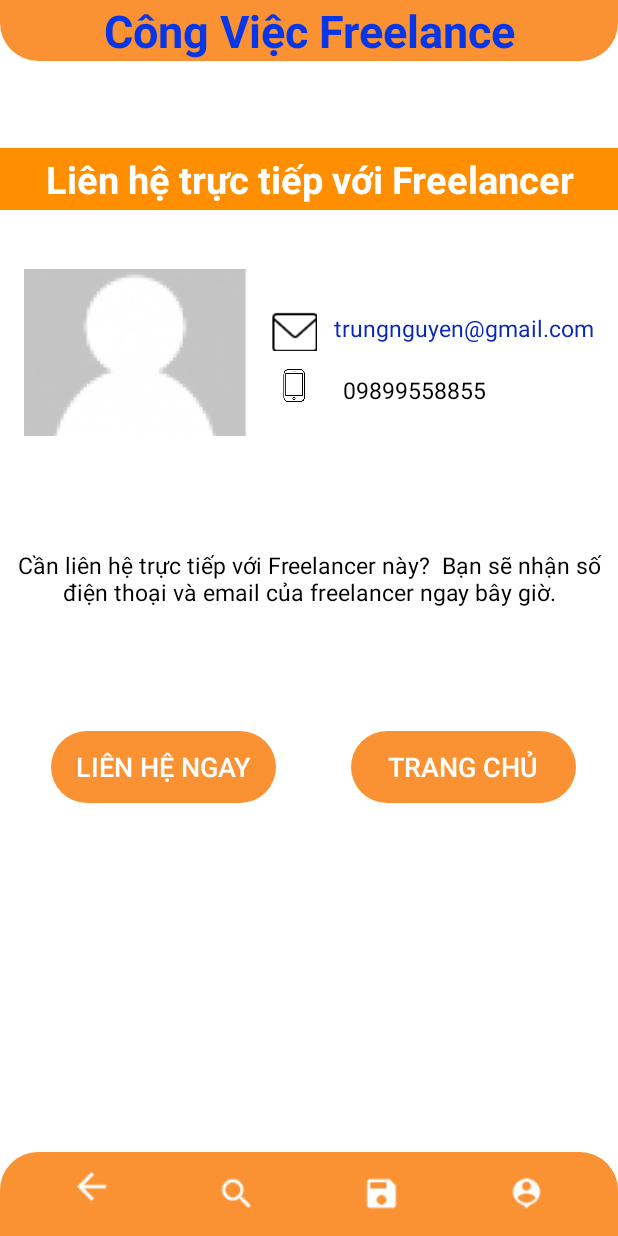
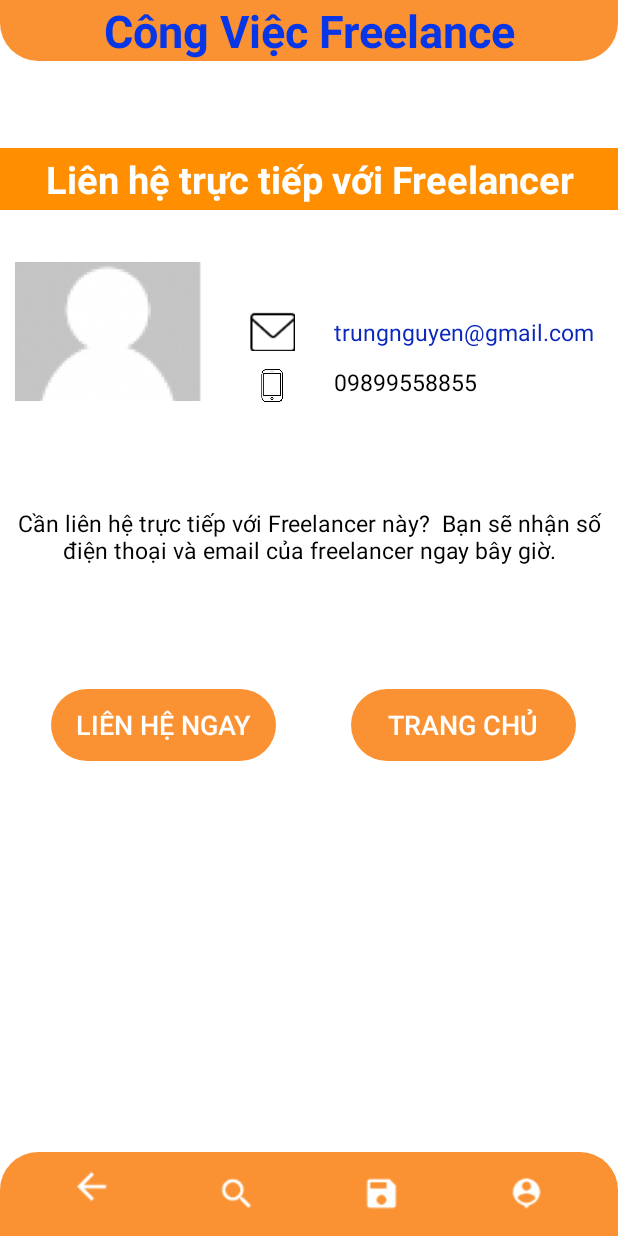
Before and after one commit to tuandm00/PJ_HCI_V3, an Android app: the Freelancer_P5 screen opened directly, with no data from a screen before it, on a phone screen of 412 x 824 dp. Run offline under Robolectric (Android 15) with nearby library versions, the phone set to English and light mode, and no system bars.

Commit message:
Add Save button function, Fixed Layout, Haven't fixed back button

```diff
--- a/app/src/main/java/com/example/pi_hci_v3/FreelancerMainActivity.java
+++ b/app/src/main/java/com/example/pi_hci_v3/FreelancerMainActivity.java
@@ -63,7 +63,7 @@ public class FreelancerMainActivity extends AppCompatActivity implements OnItemC
                         startActivity(intent3);
                         break;
                     case R.id.profile:
-                        Toast.makeText(FreelancerMainActivity.this,"", Toast.LENGTH_SHORT).show();
+                        Toast.makeText(FreelancerMainActivity.this,"Profile Page", Toast.LENGTH_SHORT).show();
                         Intent intent4 = new Intent(FreelancerMainActivity.this, Freelancer_P7.class);
                         startActivity(intent4);
                         break;
--- a/app/src/main/java/com/example/pi_hci_v3/Freelancer_P5.java
+++ b/app/src/main/java/com/example/pi_hci_v3/Freelancer_P5.java
@@ -36,7 +36,7 @@ public class Freelancer_P5 extends AppCompatActivity {
         btnTrangchu.setOnClickListener(new View.OnClickListener() {
             @Override
             public void onClick(View v) {
-                Intent intent = new Intent(Freelancer_P5.this, Freelancer_P1.class);
+                Intent intent = new Intent(Freelancer_P5.this, FreelancerMainActivity.class);
                 startActivity(intent);
             }
         });
--- a/app/src/main/res/layout/activity_freelancer_p5.xml
+++ b/app/src/main/res/layout/activity_freelancer_p5.xml
@@ -56,33 +56,38 @@
                 android:id="@+id/textView34"
                 android:layout_width="wrap_content"
                 android:layout_height="wrap_content"
-                android:layout_marginTop="68dp"
                 android:layout_marginEnd="16dp"
                 android:text="trungnguyen@gmail.com"
                 android:textColor="#0A27BC"
                 android:textSize="15sp"
+                app:layout_constraintBottom_toBottomOf="@+id/imageView12"
                 app:layout_constraintEnd_toEndOf="parent"
-                app:layout_constraintTop_toBottomOf="@+id/textView33" />
+                app:layout_constraintTop_toTopOf="@+id/imageView12" />
 
             <TextView
                 android:id="@+id/textView35"
                 android:layout_width="167dp"
                 android:layout_height="21dp"
-                android:layout_marginTop="20dp"
-                android:layout_marginEnd="16dp"
+                android:layout_marginEnd="20dp"
                 android:text="09899558855"
                 android:textColor="@color/black"
                 android:textSize="15sp"
-                app:layout_constraintEnd_toEndOf="parent"
-                app:layout_constraintTop_toBottomOf="@+id/textView34" />
+                app:layout_constraintBottom_toBottomOf="@+id/imageView13"
+                app:layout_constraintEnd_toEndOf="@+id/textView34"
+                app:layout_constraintHorizontal_bias="0.0"
+                app:layout_constraintStart_toStartOf="@+id/textView34"
+                app:layout_constraintTop_toTopOf="@+id/imageView13"
+                app:layout_constraintVertical_bias="0.0" />
 
             <ImageView
                 android:id="@+id/imageView12"
-                android:layout_width="40dp"
+                android:layout_width="0dp"
                 android:layout_height="26dp"
-                android:layout_marginStart="176dp"
+                android:layout_marginStart="10dp"
                 android:layout_marginTop="68dp"
-                app:layout_constraintStart_toStartOf="parent"
+                android:layout_marginEnd="5dp"
+                app:layout_constraintEnd_toStartOf="@+id/textView34"
+                app:layout_constraintStart_toEndOf="@+id/imageView14"
                 app:layout_constraintTop_toBottomOf="@+id/textView33"
                 app:srcCompat="@drawable/mail1" />
 
@@ -90,17 +95,17 @@
                 android:id="@+id/imageView13"
                 android:layout_width="40dp"
                 android:layout_height="26dp"
-                android:layout_marginStart="176dp"
-                android:layout_marginTop="104dp"
-                app:layout_constraintStart_toStartOf="parent"
-                app:layout_constraintTop_toBottomOf="@+id/textView33"
+                android:layout_marginTop="10dp"
+                app:layout_constraintEnd_toEndOf="@+id/imageView12"
+                app:layout_constraintStart_toStartOf="@+id/imageView12"
+                app:layout_constraintTop_toBottomOf="@+id/imageView12"
                 app:srcCompat="@drawable/img_10" />
 
             <ImageView
                 android:id="@+id/imageView14"
-                android:layout_width="150dp"
-                android:layout_height="150dp"
-                android:layout_marginStart="16dp"
+                android:layout_width="125dp"
+                android:layout_height="122dp"
+                android:layout_marginStart="10dp"
                 android:layout_marginTop="20dp"
                 app:layout_constraintStart_toStartOf="parent"
                 app:layout_constraintTop_toBottomOf="@+id/textView33"
```
Also changed, not shown: app/src/main/AndroidManifest.xml (+12 -3 lines), app/src/main/java/com/example/pi_hci_v3/Freelancer_P3.java (+24 -0 lines), app/src/main/java/com/example/pi_hci_v3/Freelancer_P8.java (+7 -0 lines), app/src/main/res/layout/activity_freelancer_main.xml (+5 -3 lines), app/src/main/res/layout/activity_freelancer_p3.xml (+7 -4 lines), app/src/main/res/layout/activity_freelancer_p6.xml (+26 -19 lines), app/src/main/res/layout/activity_freelancer_p7.xml (+15 -12 lines), app/src/main/res/layout/activity_freelancer_p8.xml (+6 -2 lines), app/src/main/res/layout/info_freelancer.xml (+12 -12 lines).
